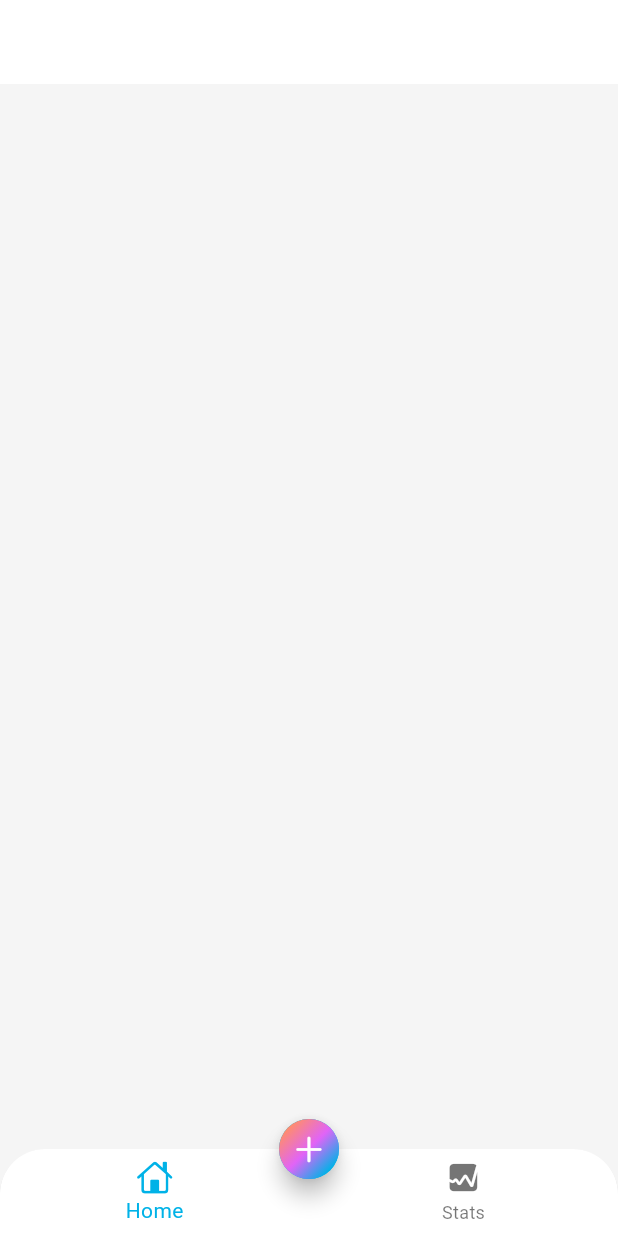
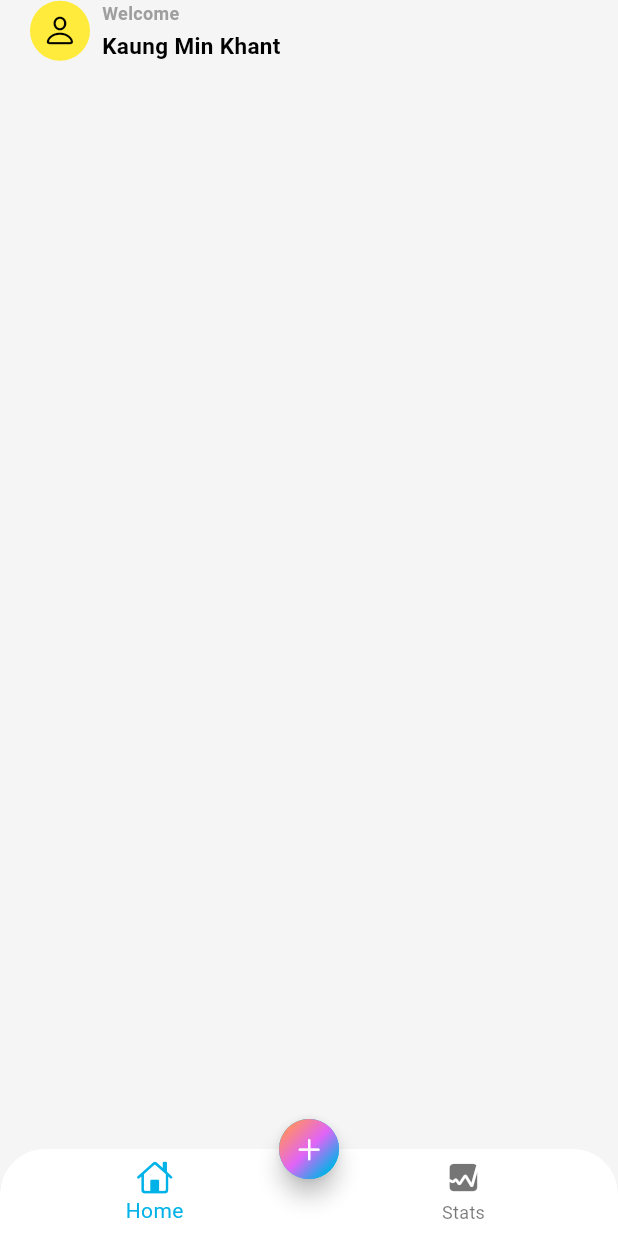
Before and after one commit to MinKhant21/Expense_Tracker_Flutter_app, a Flutter app: the screen it shows after launch, on a phone screen of 412 x 824 dp. Run offline on Flutter 3.47's test engine with Material 3 defaults, Android fonts, the phone set to English and light mode, and no system bars.

```diff
--- a/lib/screens/home/views/home_screen.dart
+++ b/lib/screens/home/views/home_screen.dart
@@ -5,13 +5,15 @@ import 'dart:math';
 import 'package:flutter/cupertino.dart';
 import 'package:flutter/material.dart';
 
+import 'main_screen.dart';
+
 class HomeScreen extends StatelessWidget {
   const HomeScreen({super.key});
 
   @override
   Widget build(BuildContext context) {
     return Scaffold(
-      appBar: AppBar(),
+      // appBar: AppBar(),
       bottomNavigationBar:ClipRRect(
         borderRadius: const BorderRadius.vertical(
           top: Radius.circular(30),
@@ -49,9 +51,11 @@ class HomeScreen extends StatelessWidget {
           child: const Icon(
             CupertinoIcons.add,
             color: Colors.white,
+            size: 20,
             )
         ),
       ),
+      body:const MainView()
     );
   }
 }
--- /dev/null
+++ b/lib/screens/home/views/main_screen.dart
@@ -0,0 +1,51 @@
+import 'package:flutter/cupertino.dart';
+import 'package:flutter/material.dart';
+
+class MainView extends StatelessWidget {
+  const MainView({super.key});
+
+  @override
+  Widget build(BuildContext context) {
+    return const SafeArea(
+      child: Padding(
+        padding: EdgeInsets.symmetric(horizontal: 20),
+        child: Column(
+          children: [
+            Row(
+              children: [
+                CircleAvatar(
+                  backgroundColor: Colors.yellow,
+                  child:Icon(CupertinoIcons.person,color:Colors.black),
+                ),
+                SizedBox(
+                  width: 8,
+                ),
+                Column(crossAxisAlignment: CrossAxisAlignment.start, children: [
+                  Text(
+                    "Welcome",
+                    style: TextStyle(
+                      color: Colors.grey,
+                      fontWeight: FontWeight.bold,
+                      fontSize: 12,
+                    ),
+                  ),
+                  SizedBox(
+                    height: 3,
+                  ),
+                  Text(
+                    "Kaung Min Khant",
+                    style: TextStyle(
+                      color: Colors.black,
+                      fontWeight: FontWeight.bold,
+                      fontSize: 15,
+                    ),
+                  )
+                ]),
+              ],
+            )
+          ],
+        ),
+      ),
+    );
+  }
+}
```
